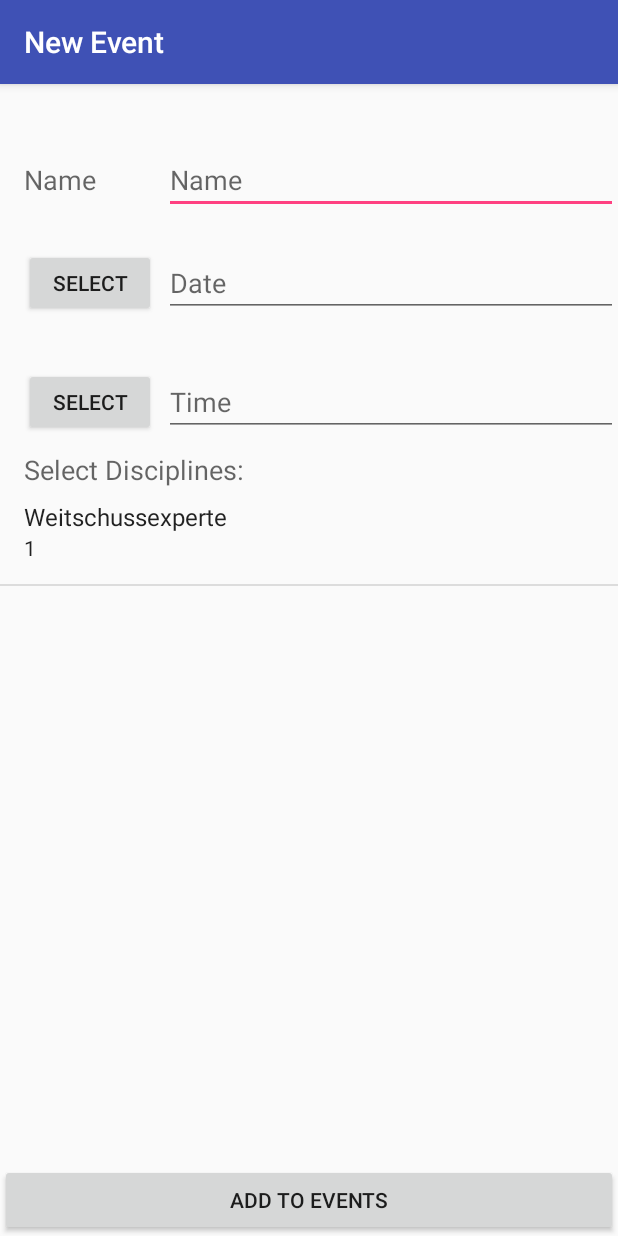
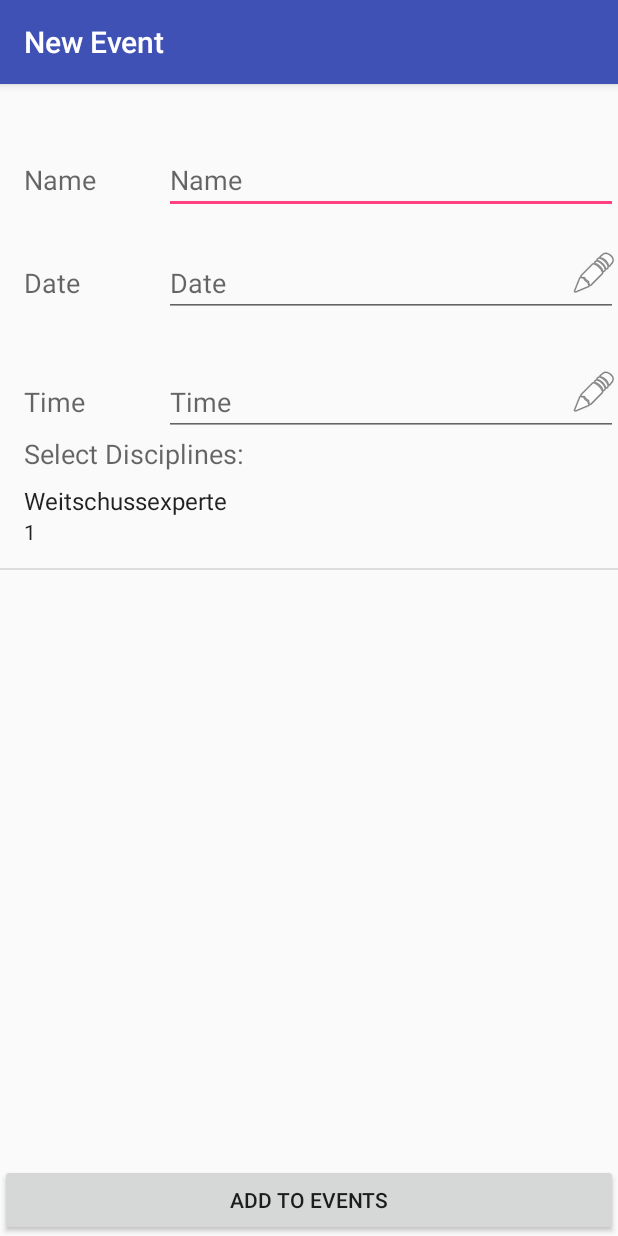
Before and after one commit to Nintinugga/SportsManager, an Android app: the EventDetail screen opened directly, with no data from a screen before it, on a phone screen of 412 x 824 dp. Run offline under Robolectric (Android 15) with nearby library versions, the phone set to English and light mode, and no system bars.

Commit message:
Refactored EventDetail.java and content_event_detail.xml
- the select buttons are now gone for a TextView, image buttons are now found at the right of the edit text to set the date and time
- time selection is now only called if the time edit text is empty, aka the user did not select a time yet

```diff
--- a/app/src/main/java/com/comp/ninti/sportsmanager/EventDetail.java
+++ b/app/src/main/java/com/comp/ninti/sportsmanager/EventDetail.java
@@ -12,6 +12,7 @@ import android.widget.AdapterView;
 import android.widget.Button;
 import android.widget.DatePicker;
 import android.widget.EditText;
+import android.widget.ImageButton;
 import android.widget.ListView;
 import android.widget.TimePicker;
 import android.widget.Toast;
@@ -29,7 +30,8 @@ import java.util.LinkedList;
 
 public class EventDetail extends AppCompatActivity {
 
-    Button btnDatePicker, btnTimePicker, addEventBtn;
+    Button addEventBtn;
+    ImageButton btnDatePicker, btnTimePicker;
     EditText txtDate, txtTime, eventName;
     private LinkedList<Discipline> disciplines;
     private int mYear, mMonth, mDay, mHour, mMinute;
@@ -42,8 +44,8 @@ public class EventDetail extends AppCompatActivity {
         setContentView(R.layout.activity_event_detail);
         calendar = Calendar.getInstance();
         disciplines = new LinkedList<>();
-        btnDatePicker = (Button) findViewById(R.id.btn_date);
-        btnTimePicker = (Button) findViewById(R.id.btn_time);
+        btnDatePicker = (ImageButton) findViewById(R.id.btn_date);
+        btnTimePicker = (ImageButton) findViewById(R.id.btn_time);
         addEventBtn = (Button) findViewById(R.id.addEventBtn);
         txtDate = (EditText) findViewById(R.id.in_date);
         txtTime = (EditText) findViewById(R.id.in_time);
@@ -132,7 +134,7 @@ public class EventDetail extends AppCompatActivity {
     }
 
 
-    public void onBtnClick(Button btn) {
+    public void onBtnClick(ImageButton btn) {
 
         if (btn == btnDatePicker) {
 
@@ -151,6 +153,7 @@ public class EventDetail extends AppCompatActivity {
                             calendar.set(Calendar.MONTH, monthOfYear);
                             calendar.set(Calendar.DAY_OF_MONTH, dayOfMonth);
                             txtDate.setText(TimeUtil.dateFormat.format(calendar.getTime()));
+                            if(txtTime.getText().toString().isEmpty())
                             onBtnClick(btnTimePicker);
                         }
                     }, mYear, mMonth, mDay);
--- a/app/src/main/res/layout/content_event_detail.xml
+++ b/app/src/main/res/layout/content_event_detail.xml
@@ -46,14 +46,25 @@
             tools:layout_constraintTop_creator="1">
 
             <TextView
-                android:id="@+id/textView"
+                android:id="@+id/tvSelectDisciplines"
                 android:layout_width="wrap_content"
                 android:layout_height="wrap_content"
                 android:layout_alignLeft="@+id/event_name"
                 android:layout_alignStart="@+id/event_name"
-                android:layout_below="@+id/btn_time"
+                android:layout_below="@+id/tvTime"
                 android:layout_marginTop="10dp"
                 android:text="@string/SelectDisciplines"
+                android:textAppearance="@style/TextAppearance.AppCompat.Medium" />
+
+            <TextView
+                android:id="@+id/tvDate"
+                android:layout_width="wrap_content"
+                android:layout_height="wrap_content"
+                android:layout_alignBaseline="@+id/in_date"
+                android:layout_alignLeft="@+id/event_name"
+                android:layout_alignStart="@+id/event_name"
+                android:layout_below="@+id/event_name"
+                android:text="@string/Date"
                 android:textAppearance="@style/TextAppearance.AppCompat.Medium" />
 
             <TextView
@@ -67,6 +78,17 @@
                 android:layout_marginStart="16dp"
                 android:layout_marginTop="51dp"
                 android:text="@string/Name"
+                android:textAppearance="@style/TextAppearance.AppCompat.Medium" />
+
+            <TextView
+                android:id="@+id/tvTime"
+                android:layout_width="wrap_content"
+                android:layout_height="wrap_content"
+                android:layout_alignBaseline="@+id/in_time"
+                android:layout_alignLeft="@+id/event_name"
+                android:layout_alignStart="@+id/event_name"
+                android:layout_below="@+id/event_name"
+                android:text="@string/Time"
                 android:textAppearance="@style/TextAppearance.AppCompat.Medium" />
 
             <EditText
@@ -91,8 +113,8 @@
                 android:layout_height="wrap_content"
                 android:layout_alignLeft="@+id/eventName"
                 android:layout_alignParentEnd="true"
+                android:layout_alignParentLeft="false"
                 android:layout_alignParentRight="true"
-                android:layout_alignParentLeft="false"
                 android:layout_alignParentStart="false"
                 android:layout_alignParentTop="false"
                 android:layout_alignStart="@+id/eventName"
@@ -100,18 +122,6 @@
                 android:layout_marginTop="34dp"
                 android:hint="@string/Date"
                 android:inputType="date" />
-
-            <Button
-                android:id="@+id/btn_date"
-                android:layout_width="wrap_content"
-                android:layout_height="wrap_content"
-                android:layout_alignBottom="@+id/in_date"
-                android:layout_alignLeft="@+id/event_name"
-                android:layout_alignStart="@+id/event_name"
-                android:layout_alignTop="@+id/in_date"
-                android:layout_toEndOf="@+id/in_date"
-                android:layout_toRightOf="@+id/in_date"
-                android:text="@string/Select" />
 
             <EditText
                 android:id="@+id/in_time"
@@ -128,21 +138,10 @@
                 android:hint="@string/Time"
                 android:inputType="" />
 
-            <Button
-                android:id="@+id/btn_time"
-                android:layout_width="wrap_content"
-                android:layout_height="wrap_content"
-                android:layout_alignBottom="@+id/in_time"
-                android:layout_alignLeft="@+id/btn_date"
-                android:layout_alignStart="@+id/btn_date"
-                android:layout_alignTop="@+id/in_time"
-                android:layout_below="@+id/btn_date"
-                android:text="@string/Select" />
-
             <RelativeLayout
                 android:layout_width="match_parent"
                 android:layout_height="match_parent"
-                android:layout_alignBaseline="@+id/textView"
+                android:layout_alignBaseline="@+id/tvSelectDisciplines"
                 android:layout_alignParentEnd="true"
                 android:layout_alignParentLeft="true"
                 android:layout_alignParentRight="true"
@@ -153,8 +152,31 @@
                     android:id="@+id/eventDisciplinesLV"
                     android:layout_width="match_parent"
                     android:layout_height="match_parent"
-                    android:layout_marginTop="5dp" />
+                    android:layout_marginTop="5dp"
+                    android:contentDescription="@string/Time" />
             </RelativeLayout>
+
+            <ImageButton
+                android:id="@+id/btn_date"
+                android:layout_width="wrap_content"
+                android:layout_height="wrap_content"
+                android:layout_alignParentEnd="true"
+                android:layout_alignParentRight="true"
+                android:layout_alignTop="@+id/in_date"
+                android:background="@android:color/transparent"
+                android:contentDescription="@string/Date"
+                app:srcCompat="@android:drawable/ic_menu_edit" />
+
+            <ImageButton
+                android:id="@+id/btn_time"
+                android:layout_width="wrap_content"
+                android:layout_height="wrap_content"
+                android:layout_alignParentEnd="true"
+                android:layout_alignParentRight="true"
+                android:layout_alignTop="@+id/in_time"
+                android:background="@android:color/transparent"
+                android:contentDescription="@string/Time"
+                app:srcCompat="@android:drawable/ic_menu_edit" />
 
 
         </RelativeLayout>
```
